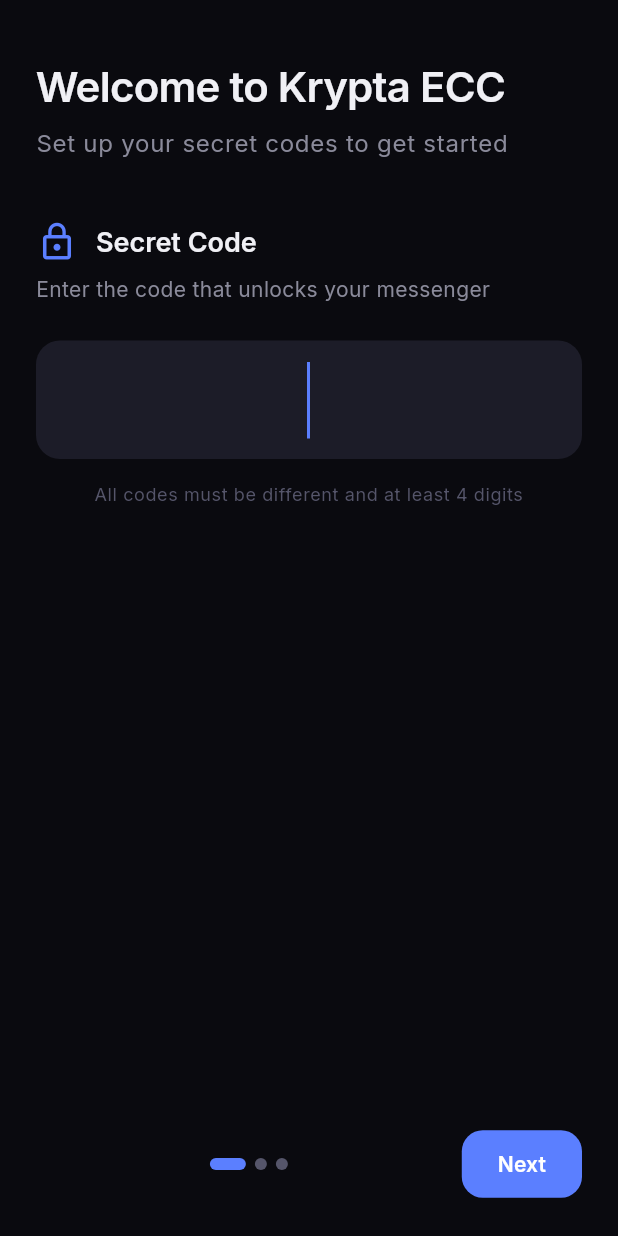
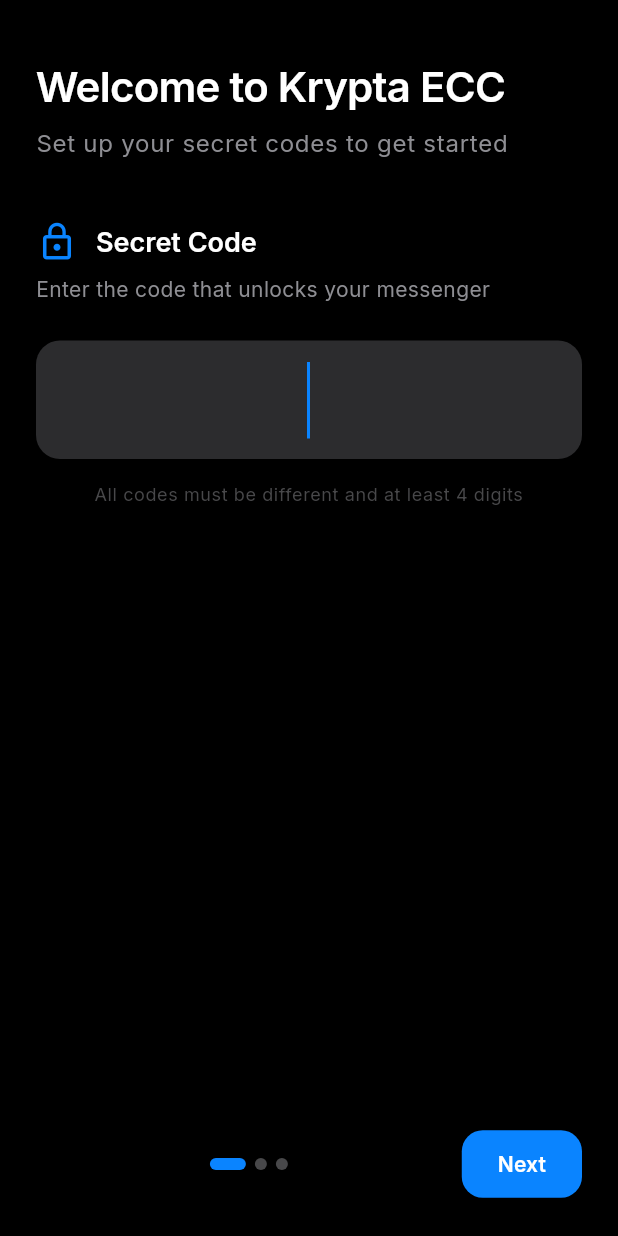
Before and after one commit to Marco-P-Keller/krypta, a Flutter app: the screen it shows after launch, on a phone screen of 412 x 824 dp. Run offline on Flutter 3.47's test engine with Material 3 defaults, Android fonts, the light colour scheme and no system bars; our stand-ins replace cloud_firestore, equatable, firebase_auth, firebase_core, firebase_messaging, flutter_secure_storage and 3 more; missing offline and left inert: cryptography, mobile_scanner; accounts and stored records are empty.

Commit message:
design: Jobs-grade color palette — single blue accent, pure black

```diff
--- a/lib/theme/app_colors.dart
+++ b/lib/theme/app_colors.dart
@@ -1,55 +1,60 @@
 import 'package:flutter/material.dart';
 
 abstract final class AppColors {
-  // Primary palette
-  static const Color primary = Color(0xFF5B7FFF);
-  static const Color primaryLight = Color(0xFF8BA4FF);
-  static const Color primaryDark = Color(0xFF3A5AE0);
-  static const Color accent = Color(0xFF7C5CFC);
+  // ── Accent (one color, used with conviction) ──────────────────────────
+  static const Color accent = Color(0xFF0A84FF); // iOS blue dark
+  static const Color accentLight = Color(0xFF007AFF); // iOS blue light
 
-  // Surfaces
-  static const Color backgroundDark = Color(0xFF0A0A0F);
-  static const Color surfaceDark = Color(0xFF12121A);
-  static const Color surfaceElevatedDark = Color(0xFF1C1C28);
-  static const Color cardDark = Color(0xFF181822);
+  // ── Dark backgrounds (pure black to near-black) ───────────────────────
+  static const Color backgroundDark = Color(0xFF000000);
+  static const Color surfaceDark = Color(0xFF1C1C1E);
+  static const Color surfaceElevatedDark = Color(0xFF2C2C2E);
+  static const Color cardDark = Color(0xFF1C1C1E);
 
-  static const Color backgroundLight = Color(0xFFF6F7FB);
+  // ── Light backgrounds ─────────────────────────────────────────────────
+  static const Color backgroundLight = Color(0xFFF2F2F7);
   static const Color surfaceLight = Color(0xFFFFFFFF);
-  static const Color surfaceElevatedLight = Color(0xFFEEF0F6);
+  static const Color surfaceElevatedLight = Color(0xFFE5E5EA);
   static const Color cardLight = Color(0xFFFFFFFF);
 
-  // Text
-  static const Color textPrimaryDark = Color(0xFFF0F0F5);
-  static const Color textSecondaryDark = Color(0xFF8A8A9A);
-  static const Color textTertiaryDark = Color(0xFF55556A);
+  // ── Dark text ─────────────────────────────────────────────────────────
+  static const Color textPrimaryDark = Color(0xFFFFFFFF);
+  static const Color textSecondaryDark = Color(0xFF8E8E93);
+  static const Color textTertiaryDark = Color(0xFF48484A);
 
-  static const Color textPrimaryLight = Color(0xFF1A1A2E);
-  static const Color textSecondaryLight = Color(0xFF6B6B80);
-  static const Color textTertiaryLight = Color(0xFF9999AD);
+  // ── Light text ────────────────────────────────────────────────────────
+  static const Color textPrimaryLight = Color(0xFF000000);
+  static const Color textSecondaryLight = Color(0xFF6C6C70);
+  static const Color textTertiaryLight = Color(0xFFAEAEB2);
 
-  // Calculator specific
+  // ── Calculator (pure iOS aesthetic) ───────────────────────────────────
   static const Color calculatorBg = Color(0xFF000000);
   static const Color calculatorDisplay = Color(0xFFFFFFFF);
-  static const Color calculatorButtonDark = Color(0xFF333333);
-  static const Color calculatorButtonLight = Color(0xFFA5A5A5);
+  static const Color calculatorButtonDark = Color(0xFF1C1C1E);
+  static const Color calculatorButtonLight = Color(0xFFD4D4D2);
   static const Color calculatorButtonAccent = Color(0xFFFF9F0A);
   static const Color calculatorButtonAccentPressed = Color(0xFFFFCC80);
 
-  // Status
-  static const Color success = Color(0xFF34C759);
-  static const Color warning = Color(0xFFFFD54F);
-  static const Color error = Color(0xFFFF4757);
-  static const Color destructive = Color(0xFFFF3B4A);
+  // ── Status ────────────────────────────────────────────────────────────
+  static const Color success = Color(0xFF30D158);
+  static const Color warning = Color(0xFFFFD60A);
+  static const Color error = Color(0xFFFF453A);
+  static const Color destructive = Color(0xFFFF453A);
 
-  // Messenger bubbles
-  static const Color messageSentStart = Color(0xFF5B7FFF);
-  static const Color messageSentEnd = Color(0xFF7C5CFC);
-  static const Color messageSent = Color(0xFF5B7FFF);
-  static const Color messageReceived = Color(0xFF1E1E2D);
-  static const Color messageReceivedLight = Color(0xFFE8EAF2);
-  static const Color online = Color(0xFF34C759);
+  // ── Messenger ─────────────────────────────────────────────────────────
+  static const Color messageSent = Color(0xFF0A84FF);
+  static const Color messageReceived = Color(0xFF1C1C1E);
+  static const Color messageReceivedLight = Color(0xFFE9E9EB);
+  static const Color online = Color(0xFF30D158);
 
-  // Borders & Dividers
-  static const Color dividerDark = Color(0xFF2A2A3A);
-  static const Color dividerLight = Color(0xFFE0E2EA);
+  // ── Borders & Dividers (hairline) ─────────────────────────────────────
+  static const Color dividerDark = Color(0xFF38383A);
+  static const Color dividerLight = Color(0xFFC6C6C8);
+
+  // ── Legacy aliases (keep for build compatibility) ─────────────────────
+  static const Color primary = accent;
+  static const Color primaryLight = Color(0xFF409CFF);
+  static const Color primaryDark = Color(0xFF0060DF);
+  static const Color messageSentStart = messageSent;
+  static const Color messageSentEnd = messageSent;
 }
```
